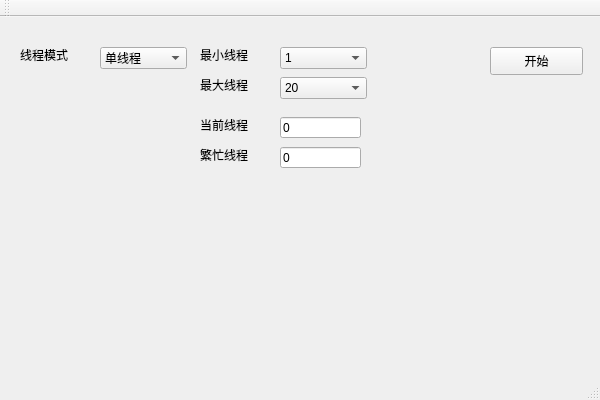
Qt form src/OtherProjects/EngineController/ui/EngineController.ui (xiaoying1996/CyEngine) before a commit.
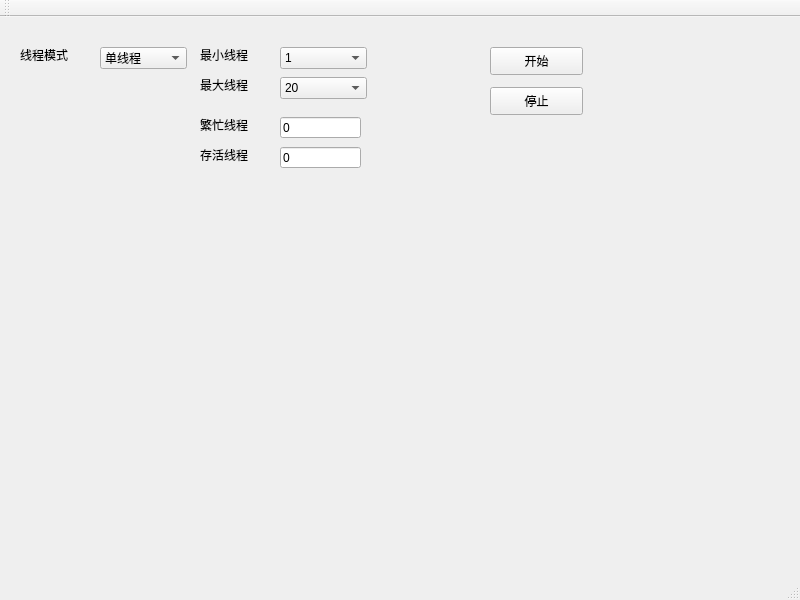
The same form after that commit.

Patch:
```diff
--- a/src/OtherProjects/EngineController/ui/EngineController.ui
+++ b/src/OtherProjects/EngineController/ui/EngineController.ui
@@ -6,10 +6,22 @@
    <rect>
     <x>0</x>
     <y>0</y>
-    <width>600</width>
-    <height>400</height>
+    <width>800</width>
+    <height>600</height>
    </rect>
   </property>
+  <property name="minimumSize">
+   <size>
+    <width>800</width>
+    <height>600</height>
+   </size>
+  </property>
+  <property name="maximumSize">
+   <size>
+    <width>800</width>
+    <height>600</height>
+   </size>
+  </property>
   <property name="windowTitle">
    <string>EngineController</string>
   </property>
@@ -266,22 +278,22 @@
      </rect>
     </property>
     <property name="text">
-     <string>当前线程</string>
-    </property>
-   </widget>
-   <widget class="QLabel" name="label_5">
-    <property name="geometry">
-     <rect>
-      <x>200</x>
-      <y>130</y>
-      <width>72</width>
-      <height>15</height>
-     </rect>
-    </property>
-    <property name="text">
      <string>繁忙线程</string>
     </property>
    </widget>
+   <widget class="QLabel" name="label_5">
+    <property name="geometry">
+     <rect>
+      <x>200</x>
+      <y>130</y>
+      <width>72</width>
+      <height>15</height>
+     </rect>
+    </property>
+    <property name="text">
+     <string>存活线程</string>
+    </property>
+   </widget>
    <widget class="QLineEdit" name="CurrentEdit">
     <property name="geometry">
      <rect>
@@ -308,6 +320,19 @@
      <string>0</string>
     </property>
    </widget>
+   <widget class="QPushButton" name="StopBtn">
+    <property name="geometry">
+     <rect>
+      <x>490</x>
+      <y>70</y>
+      <width>93</width>
+      <height>28</height>
+     </rect>
+    </property>
+    <property name="text">
+     <string>停止</string>
+    </property>
+   </widget>
   </widget>
   <widget class="QMenuBar" name="menuBar">
    <property name="geometry">
```
Left out of the diff: 4 changed lines with no effect on the pictures.
